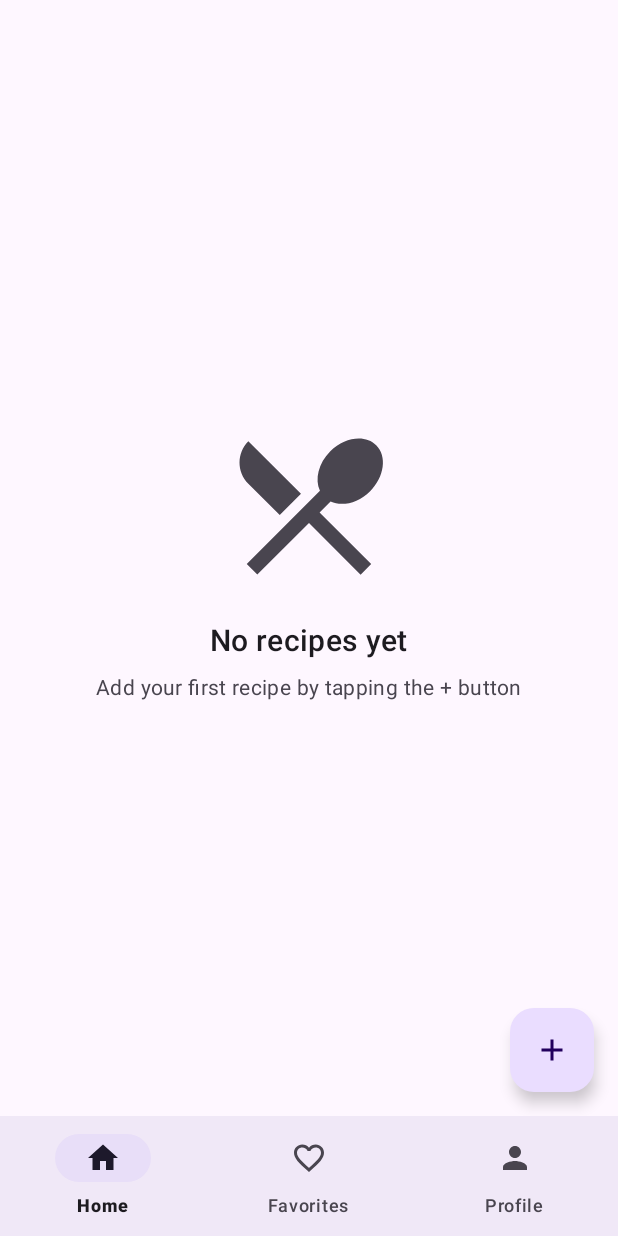
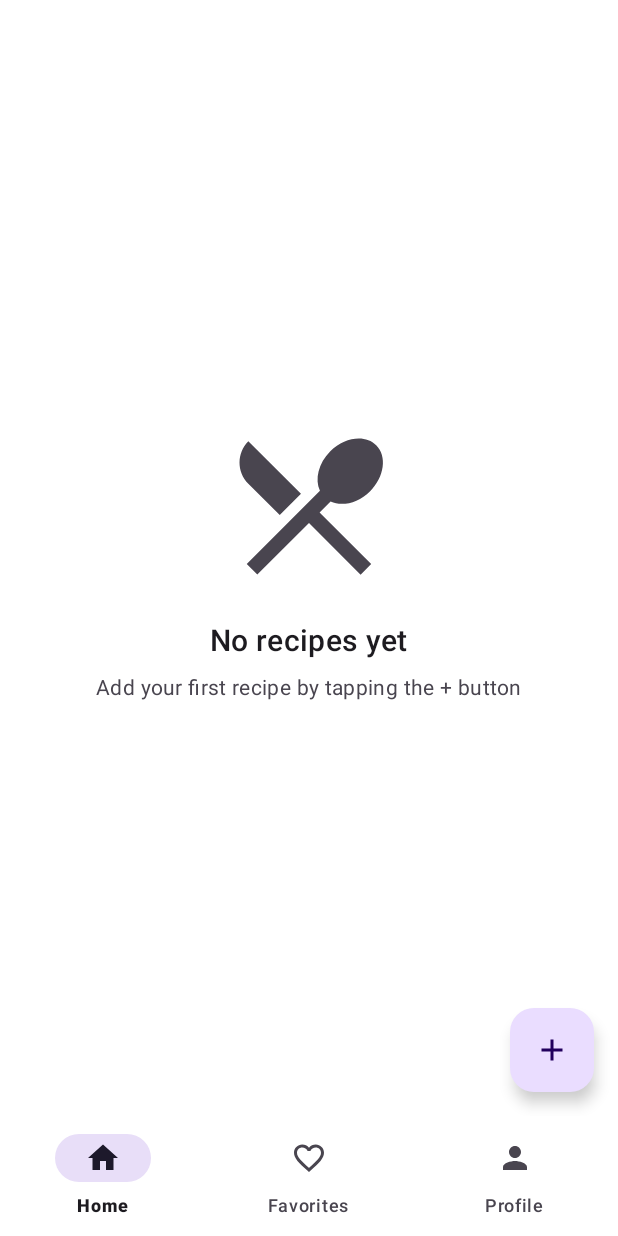
Before and after one commit to ayezix/CookBook, an Android app: the MainActivity screen opened directly, with no data from a screen before it, on a phone screen of 412 x 824 dp. Run offline under Robolectric (Android 15) with nearby library versions, the phone set to English and light mode, and no system bars; our stand-ins replace Firebase (no records; nobody signed in at launch, a user with empty details on screens opened directly).

Commit message:
First Commit
date: 10.05.2025
android project-cookbook

```diff
--- a/app/src/main/res/values-night/themes.xml
+++ b/app/src/main/res/values-night/themes.xml
@@ -2,6 +2,11 @@
     <!-- Base application theme. -->
     <style name="Base.Theme.CookBook" parent="Theme.Material3.DayNight.NoActionBar">
         <!-- Customize your dark theme here. -->
-        <!-- <item name="colorPrimary">@color/my_dark_primary</item> -->
+        <item name="colorPrimary">@color/orange_primary</item>
+        <item name="colorPrimaryVariant">@color/orange_primary_variant</item>
+        <item name="colorSecondary">@color/orange_secondary</item>
+        <item name="android:colorBackground">@color/black</item>
+        <item name="colorSurface">#2C2C2C</item>
+        <item name="android:statusBarColor">@color/black</item>
     </style>
 </resources>
--- a/app/src/main/res/values/colors.xml
+++ b/app/src/main/res/values/colors.xml
@@ -2,4 +2,8 @@
 <resources>
     <color name="black">#FF000000</color>
     <color name="white">#FFFFFFFF</color>
+    <color name="orange_primary">#FF9800</color>
+    <color name="orange_primary_variant">#F57C00</color>
+    <color name="orange_secondary">#FFB74D</color>
+    <color name="orange_surface">#FFF3E0</color>
 </resources>
--- a/app/src/main/res/values/themes.xml
+++ b/app/src/main/res/values/themes.xml
@@ -2,7 +2,12 @@
     <!-- Base application theme. -->
     <style name="Base.Theme.CookBook" parent="Theme.Material3.DayNight.NoActionBar">
         <!-- Customize your light theme here. -->
-        <!-- <item name="colorPrimary">@color/my_light_primary</item> -->
+        <item name="colorPrimary">@color/orange_primary</item>
+        <item name="colorPrimaryVariant">@color/orange_primary_variant</item>
+        <item name="colorSecondary">@color/orange_secondary</item>
+        <item name="android:colorBackground">@color/white</item>
+        <item name="colorSurface">@color/orange_surface</item>
+        <item name="android:statusBarColor">@color/orange_primary_variant</item>
     </style>
 
     <style name="Theme.CookBook" parent="Base.Theme.CookBook" />
```
Also changed, not shown: 2 other files.
